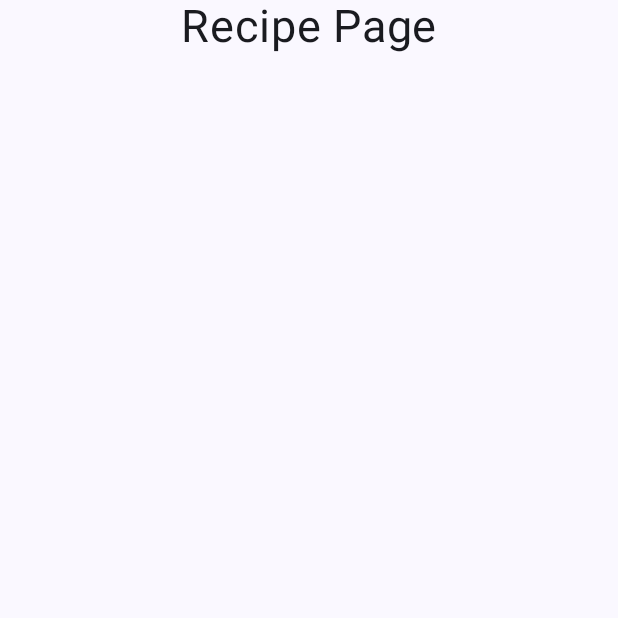
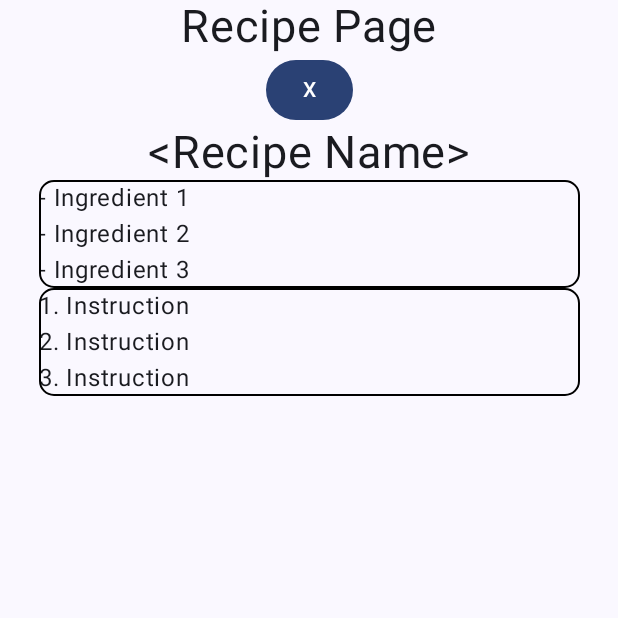
Before and after one commit to AdhDyslexie/meal-prep, an Android app built with Jetpack Compose: the composable RecipePage shown on its own in the app's theme, on a phone screen of 412 x 824 dp, the top half of it. Run offline under Robolectric (Android 15) with nearby library versions, the phone set to English and light mode, and no system bars.

Commit message:
Blocking out recipe details

```diff
--- a/app/src/main/java/com/example/meal_planner/MainActivity.kt
+++ b/app/src/main/java/com/example/meal_planner/MainActivity.kt
@@ -1,13 +1,12 @@
 package com.example.meal_planner
 
-import android.graphics.Color.green
 import android.os.Bundle
+import android.util.DisplayMetrics
 import android.util.Log
 import androidx.activity.ComponentActivity
 import androidx.activity.compose.setContent
 import androidx.activity.enableEdgeToEdge
 import androidx.compose.foundation.border
-import androidx.compose.foundation.clickable
 import androidx.compose.foundation.layout.Arrangement
 import androidx.compose.foundation.layout.Column
 import androidx.compose.foundation.layout.PaddingValues
@@ -15,27 +14,25 @@ import androidx.compose.foundation.layout.Row
 import androidx.compose.foundation.layout.fillMaxSize
 import androidx.compose.foundation.layout.fillMaxWidth
 import androidx.compose.foundation.layout.padding
+import androidx.compose.foundation.layout.safeContentPadding
 import androidx.compose.foundation.layout.size
 import androidx.compose.foundation.pager.HorizontalPager
-import androidx.compose.foundation.pager.PagerState
 import androidx.compose.foundation.pager.rememberPagerState
 import androidx.compose.foundation.shape.RoundedCornerShape
 import androidx.compose.material3.Button
-import androidx.compose.material3.ButtonDefaults
 import androidx.compose.material3.ButtonDefaults.buttonColors
 import androidx.compose.material3.Scaffold
 import androidx.compose.material3.Text
 import androidx.compose.runtime.Composable
-import androidx.compose.runtime.rememberCoroutineScope
 import androidx.compose.ui.Alignment
 import androidx.compose.ui.Modifier
 import androidx.compose.ui.graphics.Color
 import androidx.compose.ui.text.font.FontWeight
-import androidx.compose.ui.text.style.TextAlign
 import androidx.compose.ui.tooling.preview.Preview
 import androidx.compose.ui.unit.dp
 import androidx.compose.ui.unit.sp
 import com.example.meal_planner.ui.theme.MealplannerTheme
+
 
 class MainActivity : ComponentActivity() {
     override fun onCreate(savedInstanceState: Bundle?) {
@@ -108,6 +105,7 @@ fun HomePage(modifier: Modifier = Modifier) {
 fun RecipePage(modifier: Modifier = Modifier) {
     Column(modifier = Modifier.fillMaxSize(), horizontalAlignment = Alignment.CenterHorizontally) {
         Text(text = "Recipe Page", fontSize = 30.sp)
+        RecipeDetials();
     }
 }
 
@@ -148,7 +146,9 @@ fun MealCard() {
 fun MealButton(name: String, onClick: () -> Unit) {
     Button(
         enabled = true, // get from state variable
-        modifier = Modifier.padding(10.dp).size(86.dp, 54.dp),
+        modifier = Modifier
+            .padding(10.dp)
+            .size(86.dp, 54.dp),
 //        colors = buttonColors(Color.Blue),
         contentPadding = PaddingValues(10.dp),
         shape = RoundedCornerShape(10.dp),
@@ -162,3 +162,36 @@ fun MealButton(name: String, onClick: () -> Unit) {
 fun RecipeCard() {
 
 }
+
+@Preview(showBackground = true, showSystemUi = true)
+@Composable
+fun RecipeDetials() {
+    /*
+     - Details should be an overlay, with dynamic content
+     - Should grow into place when opened
+     - Should shrink into place when closed
+    */
+    Column(modifier = Modifier.fillMaxSize(), horizontalAlignment = Alignment.CenterHorizontally) {
+        Button(onClick = { Log.i("RecipeDetials", "Exit") }) { Text("X") }
+        Text(text = "<Recipe Name>", fontSize = 30.sp) // title
+//        Image()
+        Column(modifier = Modifier
+            .fillMaxWidth(0.875f)
+            .border(1.dp, color = Color.Black, shape = RoundedCornerShape(10.dp))
+        ) { // Ingredients
+            // Bullet list of ingredients
+            Text("- Ingredient 1")
+            Text("- Ingredient 2")
+            Text("- Ingredient 3")
+        }
+        Column(modifier = Modifier
+            .fillMaxWidth(0.875f)
+            .border(1.dp, color = Color.Black, shape = RoundedCornerShape(10.dp))
+        ) { // Instructions
+            // Numbered list of instructions
+            Text("1. Instruction")
+            Text("2. Instruction")
+            Text("3. Instruction")
+        }
+    }
+}
```
